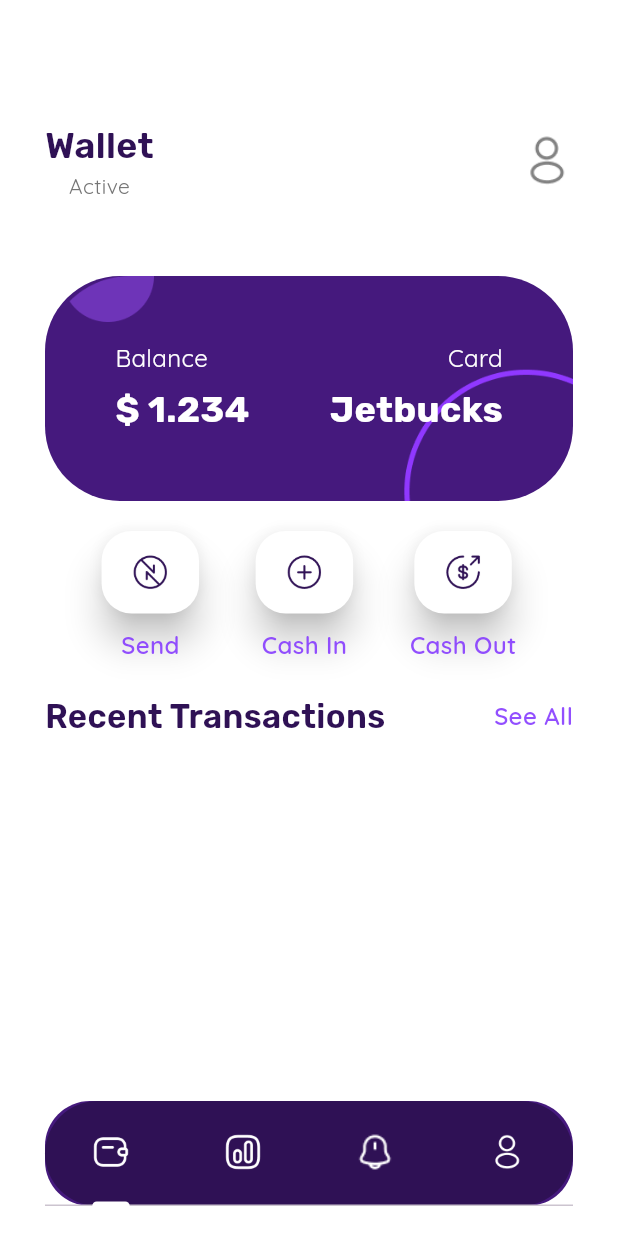
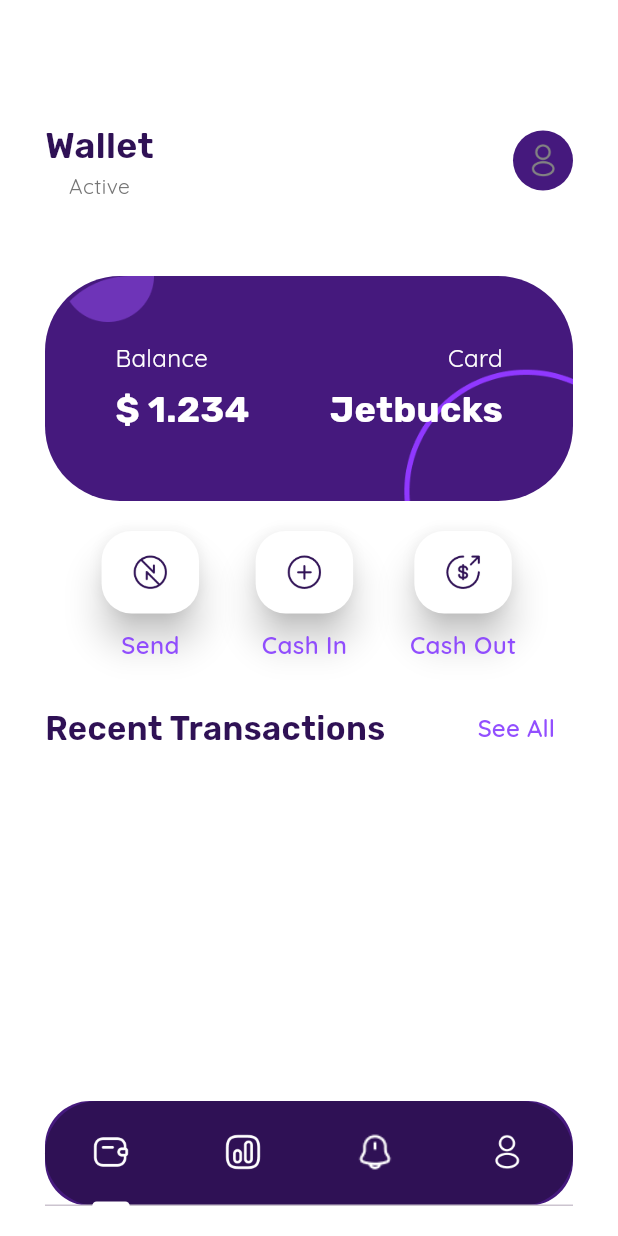
Before and after one commit to Jedybox/jetbucks, a Flutter app: the HomePage screen opened by its route, on a phone screen of 412 x 824 dp. Run offline on Flutter 3.47's test engine with Material 3 defaults, Android fonts, the light colour scheme and no system bars; our stand-ins replace connectivity_plus, dio, google_fonts, localstorage.

Commit message:
Refactor walletTab to accept TabController for navigation; enhance UI with profile icon and "See All" button functionality

```diff
--- a/lib/screens/homepage.dart
+++ b/lib/screens/homepage.dart
@@ -35,7 +35,7 @@ class _HomePageState extends State<HomePage>
         physics: const NeverScrollableScrollPhysics(),
         children: [
           // Wallet Page
-          walletTab(),
+          walletTab(tabController: _tabController),
           // Status Page
           Center(
             child: Text(
--- a/lib/tabs/walletTab.dart
+++ b/lib/tabs/walletTab.dart
@@ -2,7 +2,7 @@ import 'package:flutter/material.dart';
 import 'package:google_fonts/google_fonts.dart';
 import 'package:jetbucks/buttons/squarebutton.dart';
 
-Padding walletTab() {
+Padding walletTab({required TabController tabController}) {
   return Padding(
     padding: const EdgeInsets.fromLTRB(30, 50, 30, 0),
     child: Column(
@@ -36,12 +36,23 @@ Padding walletTab() {
                 ),
               ],
             ),
-            Image.asset(
-              'assets/logos/profile.png',
-              width: 35,
-              height: 35,
-              fit: BoxFit.cover,
-              alignment: Alignment.topRight,
+            Container(
+              height: 40,
+              width: 40,
+              decoration: BoxDecoration(
+                color: Color.fromARGB(255, 69, 25, 125),
+                borderRadius: BorderRadius.circular(50),
+              ),
+              child: IconButton(
+                icon: Image.asset(
+                  "assets/logos/profile.png",
+                  width: 25,
+                  height: 25,
+                ),
+                onPressed: () {
+                  tabController.animateTo(3); // Navigate to Account Tab
+                },
+              ),
             ),
           ],
         ),
@@ -214,7 +225,8 @@ Padding walletTab() {
                 color: Color.fromARGB(255, 47, 17, 85),
               ),
             ),
-            Text(
+            TextButton(
+              child: Text(
                 "See All",
                 style: TextStyle(
                   fontSize: 16,
@@ -223,6 +235,11 @@ Padding walletTab() {
                   color: Color.fromARGB(225, 132, 56, 255),
                 ),
               ),
+              onPressed: () {
+                // Handle "See All" button press
+                tabController.animateTo(2); // Navigate to Status Tab
+              },
+            ),
           ],
         ),
       ],
```
Lines whose indentation alone changed are shown as unchanged.
